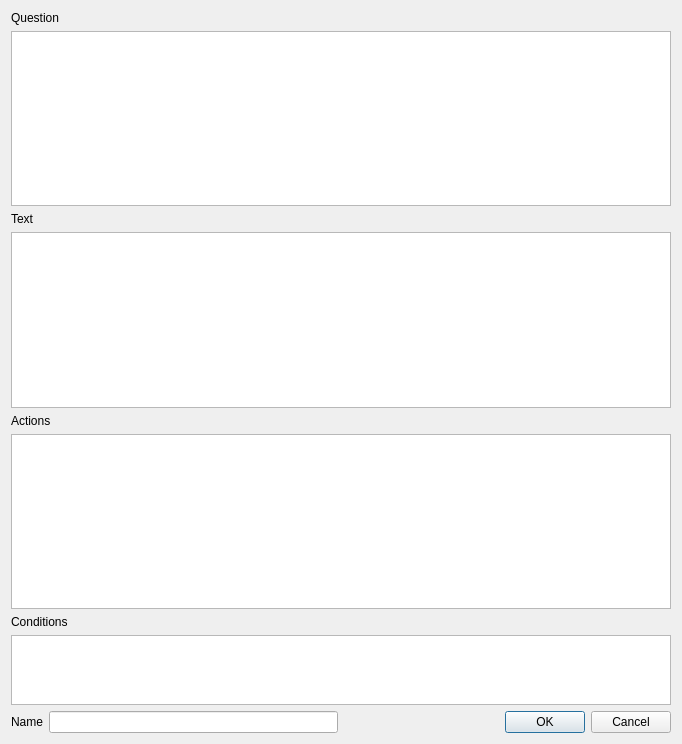
First picture: the form in ui/EdgeDialog.ui, repository lpenguin/QxEditor-Qt, before the edit.
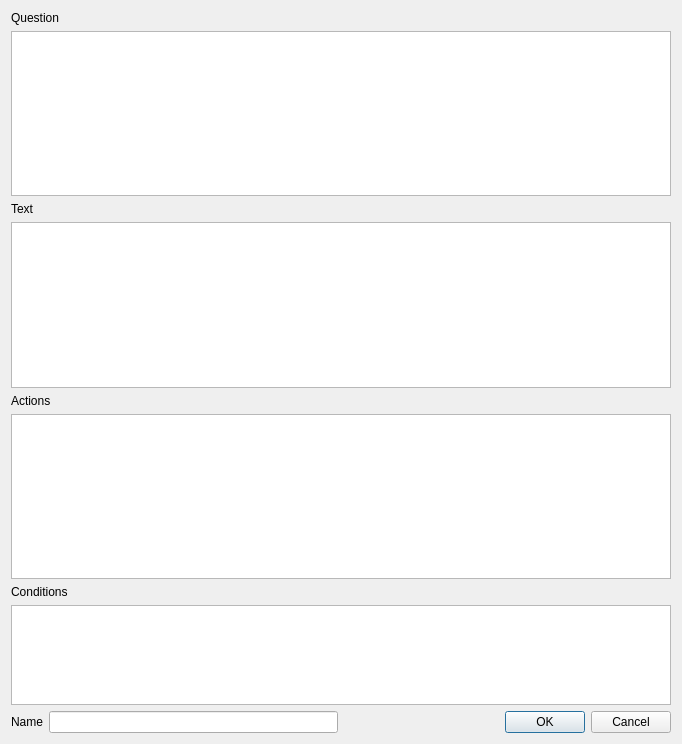
Second picture: the form after the edit. Custom widgets are drawn as their Qt base class.

Commit message: * изменения в дизайне * транслитер заменяет "-" на "_"

What changed in the file:
```diff
--- a/ui/EdgeDialog.ui
+++ b/ui/EdgeDialog.ui
@@ -24,7 +24,7 @@
   </property>
   <property name="maximumSize">
    <size>
-    <width>682</width>
+    <width>167777</width>
     <height>16777215</height>
    </size>
   </property>
@@ -91,9 +91,18 @@
          <property name="sizePolicy">
           <sizepolicy hsizetype="Expanding" vsizetype="Expanding">
            <horstretch>0</horstretch>
-           <verstretch>50</verstretch>
+           <verstretch>64</verstretch>
           </sizepolicy>
          </property>
+         <property name="minimumSize">
+          <size>
+           <width>0</width>
+           <height>100</height>
+          </size>
+         </property>
+         <property name="lineWrapMode">
+          <enum>QTextEdit::NoWrap</enum>
+         </property>
         </widget>
        </item>
       </layout>
```
Left out of the diff: 11 changed lines with no effect on the pictures. The commit also changes 4 other files.
